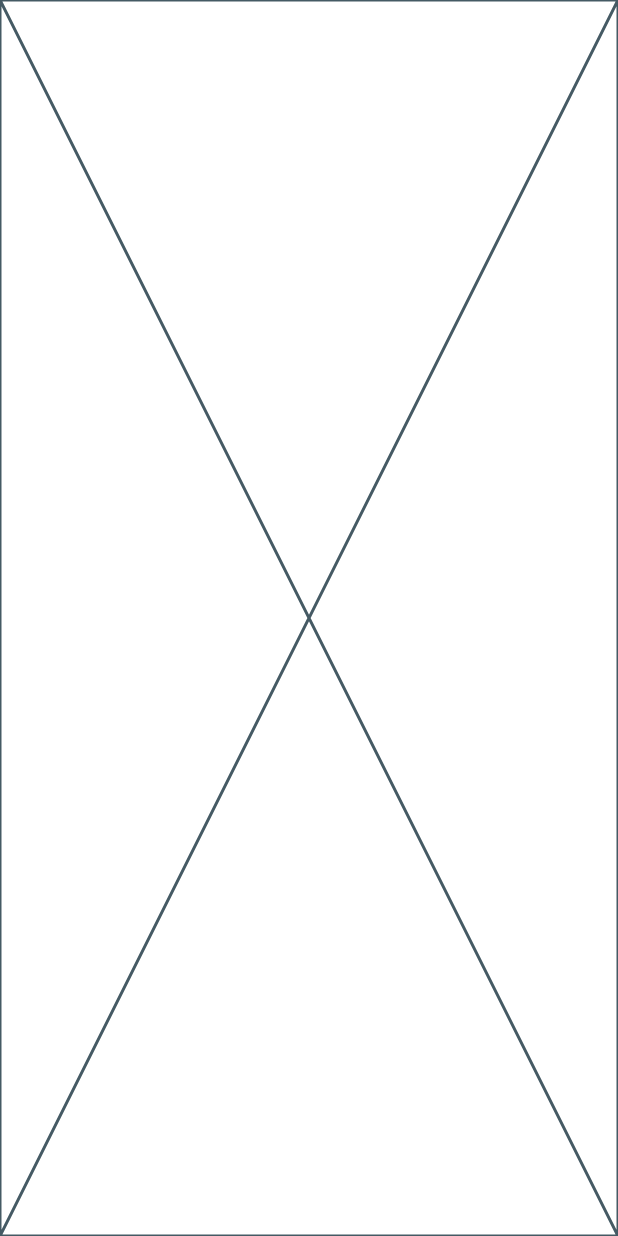
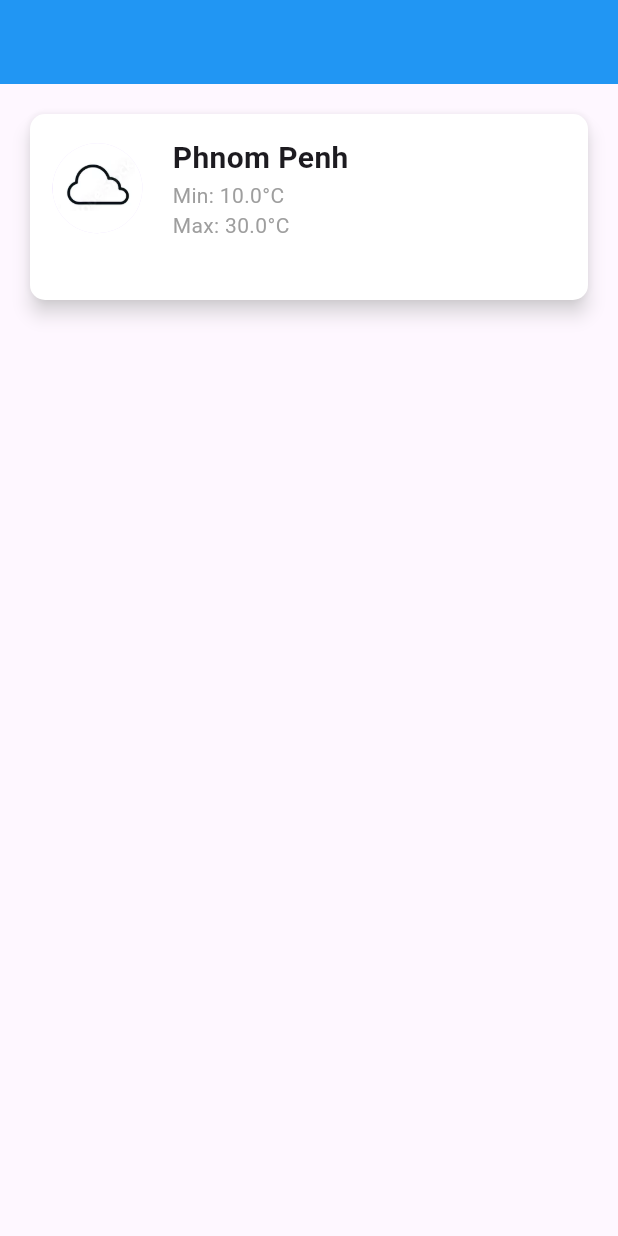
Before and after one commit to YongVuthivathnakk/W5-Stateless_Widget-Practice-Flutter, a Flutter app: the screen it shows after launch, on a phone screen of 412 x 824 dp. Run offline on Flutter 3.47's test engine with Material 3 defaults, Android fonts, the phone set to English and light mode, and no system bars.

Commit message:
add: texts, labels, and foundation for ex4

```diff
--- a/lib/pages/exercise4/exercise4.dart
+++ b/lib/pages/exercise4/exercise4.dart
@@ -5,6 +5,67 @@ class Exercise4 extends StatelessWidget {
 
   @override
   Widget build(BuildContext context) {
-    return const Placeholder();
+    return Scaffold(
+      appBar: AppBar(backgroundColor: Colors.blue),
+      body: ListView(
+        children: [
+          Container(
+            padding: EdgeInsets.all(20),
+            child: Column(
+              // Cards Container
+              children: [
+                PhysicalModel(
+                  //Card model
+                  color: Colors.white,
+                  shadowColor: const Color.fromRGBO(238, 238, 238, 1),
+                  borderRadius: BorderRadius.circular(10),
+                  elevation: 5.0,
+
+                  child: Container(
+                    padding: EdgeInsets.only(
+                      left: 15,
+                      right: 15,
+                      top: 15,
+                      bottom: 40,
+                    ),
+                    child: Row(
+                      children: [
+                        CircleAvatar(
+                          backgroundImage: AssetImage(
+                            "assets/images/ex4/cloudy.png",
+                          ),
+                          radius: 30,
+                        ),
+                        SizedBox(width: 20),
+                        Column(
+                          crossAxisAlignment: CrossAxisAlignment.start,
+                          children: [
+                            Text(
+                              "Phnom Penh",
+                              style: TextStyle(
+                                fontSize: 20,
+                                fontWeight: FontWeight.bold,
+                              ),
+                            ),
+                            Text(
+                              "Min: 10.0°C",
+                              style: TextStyle(color: Colors.grey),
+                            ),
+                            Text(
+                              "Max: 30.0°C",
+                              style: TextStyle(color: Colors.grey),
+                            ),
+                          ],
+                        ),
+                      ],
+                    ),
+                  ),
+                ),
+              ],
+            ),
+          ),
+        ],
+      ),
+    );
   }
 }
--- a/pubspec.yaml
+++ b/pubspec.yaml
@@ -62,6 +62,7 @@ flutter:
   assets:
     - assets/icons/
     - assets/images/ex3/
+    - assets/images/ex4/
 
   # An image asset can refer to one or more resolution-specific "variants", see
   # https://flutter.dev/to/resolution-aware-images
```
Also changed, not shown: flutter_01.png (added), pubspec.lock.
